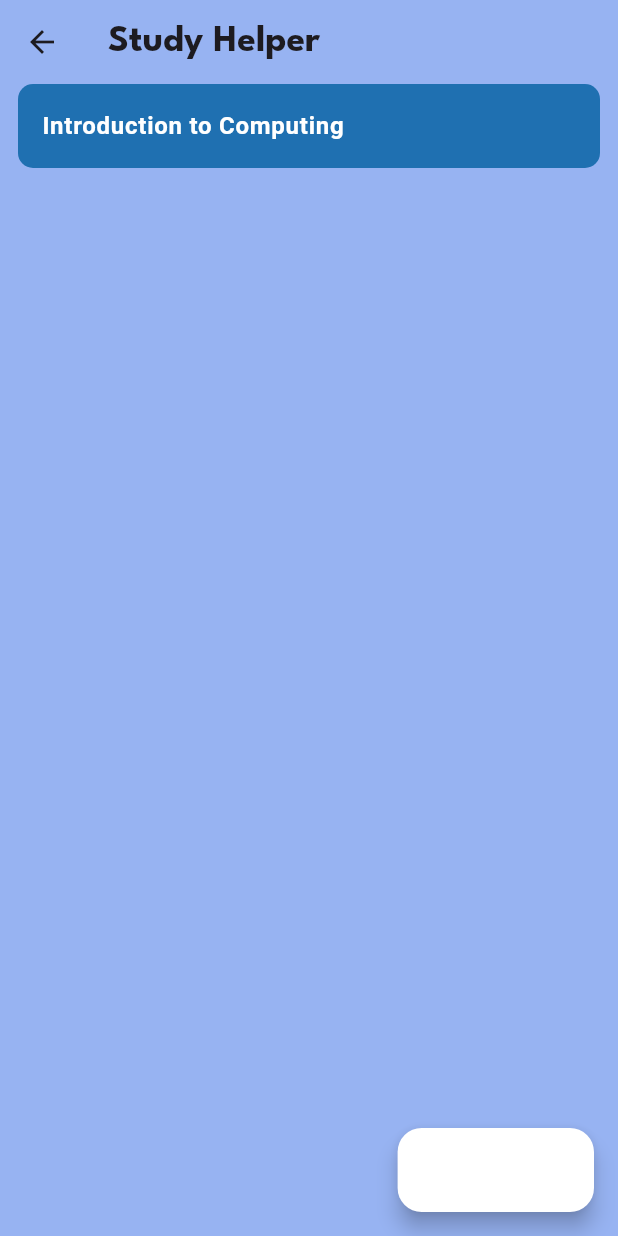
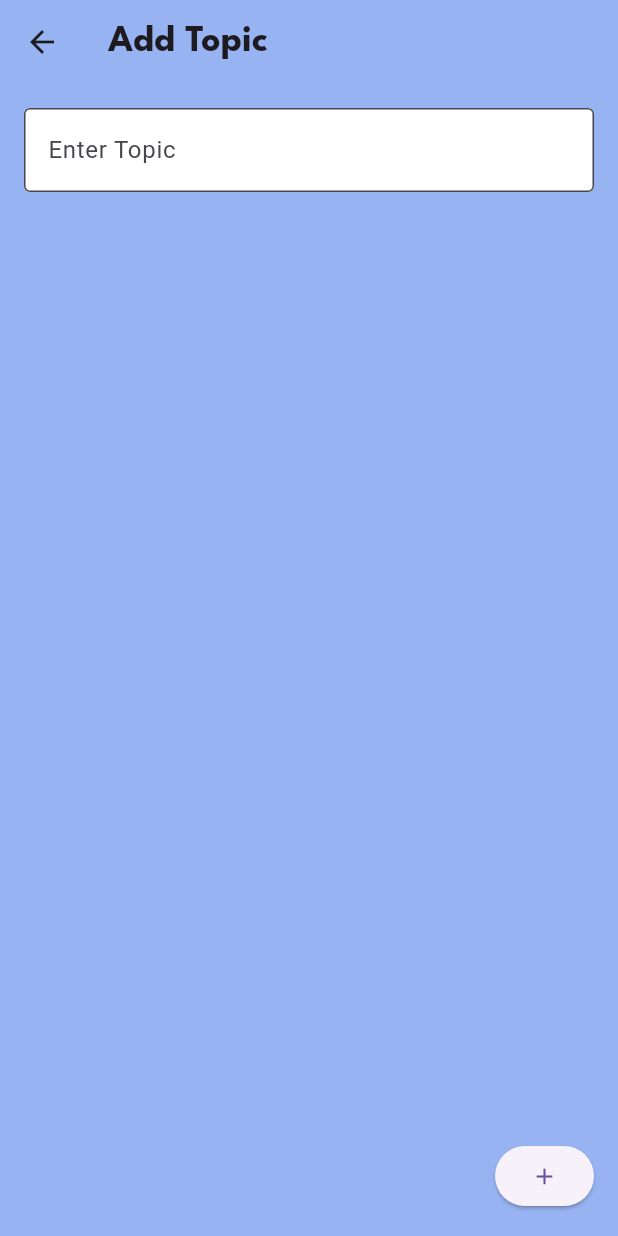
Before and after one commit to olopsc-rxaliman/ai-integration-project, a Flutter app: the StudyHelperPage screen opened directly, after a tap on "Add Topic", on a phone screen of 412 x 824 dp. Run offline on Flutter 3.47's test engine with Material 3 defaults, Android fonts, the phone set to English and light mode, and no system bars; our stand-ins replace animated_splash_screen, page_transition.

Commit message:
Add topic page

```diff
--- /dev/null
+++ b/lib/pages/add_topic_page.dart
@@ -0,0 +1,56 @@
+import "package:flutter/material.dart";
+
+
+class AddTopicPage extends StatelessWidget {
+  const AddTopicPage({super.key});
+
+  @override
+  Widget build(BuildContext context) {
+    final TextEditingController topicController = TextEditingController();
+
+    return Scaffold(
+      appBar: AppBar(
+        title: const Text(
+          "Add Topic",
+          style: TextStyle(
+            fontFamily: "LeagueSpartan",
+            fontWeight: FontWeight.bold,
+            fontSize: 25,
+          ),
+        ),
+        backgroundColor: const Color(0xFF97b3f2),
+      ),
+      backgroundColor: const Color(0xFF97b3f2),
+      body: Padding(padding: const EdgeInsets.all(16.0),
+      child: Column(
+        crossAxisAlignment: CrossAxisAlignment.start,
+        children: [
+          TextField(
+            controller: topicController,
+            decoration: InputDecoration(
+                labelText: 'Enter Topic',
+                border: OutlineInputBorder(),
+                filled: true,
+                fillColor: Colors.white,
+              ),
+          ),
+          Spacer(),
+          Align(alignment: Alignment.bottomRight,
+              child: ElevatedButton(
+                onPressed: () {
+                  String newTopic = topicController.text;
+                  if (newTopic.isNotEmpty) {
+                    Navigator.pop(context, newTopic);
+                  }
+                },
+                child: Icon(Icons.add,),
+
+              ),
+
+          )
+        ],
+      ),
+      ),
+    );
+  }
+}
--- a/lib/pages/study_helper_page.dart
+++ b/lib/pages/study_helper_page.dart
@@ -1,5 +1,6 @@
 import 'package:ai_integration_project/components/topic_button_widget.dart';
 import 'package:flutter/material.dart';
+import 'add_topic_page.dart';
 
 class StudyHelperPage extends StatelessWidget {
   const StudyHelperPage({super.key});
@@ -21,13 +22,15 @@ class StudyHelperPage extends StatelessWidget {
       ),
       backgroundColor: const Color(0xFF97b3f2),
       floatingActionButton: FloatingActionButton.extended(
-        onPressed: () {
-
+        onPressed: () async{
+          final result = await Navigator.push(context, MaterialPageRoute(builder: (context)=> AddTopicPage(),
+          ),
+          );
         },
         label: const Text("Add Topic"),
         icon: const Icon(Icons.add),
         backgroundColor: Colors.white,
-        foregroundColor: Colors.white,
+        foregroundColor: const Color.fromRGBO(0, 0, 0, 1),
       ),
       body: ListView(
         padding: const EdgeInsets.symmetric(horizontal: 12),
```
